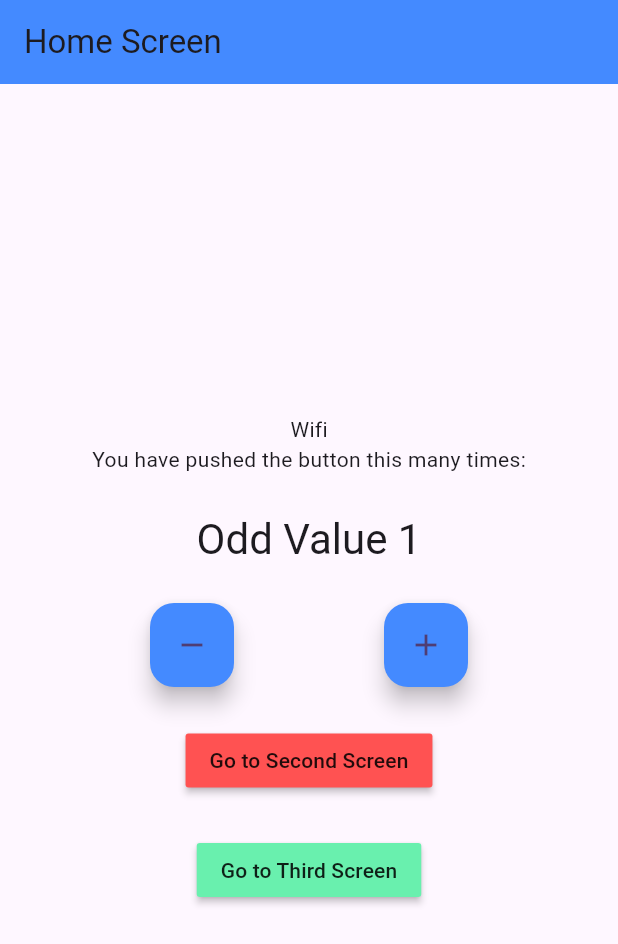
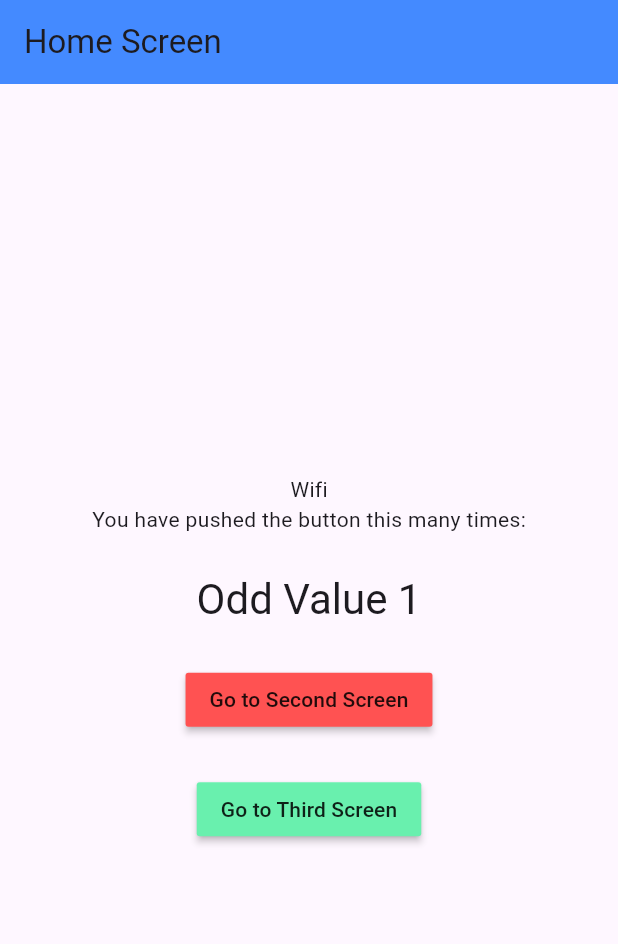
Before and after one commit to ZakwanIbrahim3321/flutter_bloc_concepts, a Flutter app: the screen it shows after launch, on a phone screen of 412 x 824 dp. Shown: the top 944 px of the screen. Run offline on Flutter 3.47's test engine with Material 2 defaults, Android fonts, the phone set to English and light mode, and no system bars; our stand-ins replace connectivity_plus, equatable, flutter_bloc.

```diff
--- a/lib/logic/cubit/counter_cubit.dart
+++ b/lib/logic/cubit/counter_cubit.dart
@@ -1,40 +1,12 @@
-import 'dart:async';
-
-import 'package:bloc_concept/constants/enums.dart';
 import 'package:bloc_concept/logic/cubit/counter_state.dart';
-import 'package:bloc_concept/logic/cubit/internet_cubit.dart';
 import 'package:flutter_bloc/flutter_bloc.dart';
 
 class CounterCubit extends Cubit<CounterState> {
-  final InternetCubit internetCubit;
-  late StreamSubscription internetStreamSubscription;
-
-  CounterCubit({required this.internetCubit})
-      : super(const CounterState(counterValue: 0)) {
-    monitorInternetCubit();
-  }
-
-  void monitorInternetCubit() {
-    internetStreamSubscription = internetCubit.stream.listen((internetState) {
-      if (internetState is InternetConnected &&
-          internetState.connectionType == ConnectionType.wifi) {
-        increment();
-      } else if (internetState is InternetConnected &&
-          internetState.connectionType == ConnectionType.mobile) {
-        decrement();
-      }
-    });
-  }
+  CounterCubit() : super(const CounterState(counterValue: 0));
 
   void increment() => emit(
       CounterState(counterValue: state.counterValue + 1, wasIncremented: true));
 
   void decrement() => emit(CounterState(
       counterValue: state.counterValue - 1, wasIncremented: false));
-
-  @override
-  Future<void> close() {
-    internetStreamSubscription.cancel();
-    return super.close();
-  }
 }
--- a/lib/presentation/screens/home_screen.dart
+++ b/lib/presentation/screens/home_screen.dart
@@ -21,7 +21,17 @@ class HomeScreen extends StatefulWidget {
 class _HomeScreenState extends State<HomeScreen> {
   @override
   Widget build(BuildContext context) {
-    return Scaffold(
+    return BlocListener<InternetCubit, InternetState>(
+      listener: (context, state) {
+        if (state is InternetConnected &&
+            state.connectionType == ConnectionType.wifi) {
+          BlocProvider.of<CounterCubit>(context).increment();
+        } else if (state is InternetConnected &&
+            state.connectionType == ConnectionType.mobile) {
+          BlocProvider.of<CounterCubit>(context).decrement();
+        }
+      },
+      child: Scaffold(
         appBar: AppBar(
           backgroundColor: widget.color,
           title: Text(widget.title),
@@ -90,32 +100,32 @@ class _HomeScreenState extends State<HomeScreen> {
               const SizedBox(
                 height: 25,
               ),
-            Row(
-              mainAxisAlignment: MainAxisAlignment.spaceEvenly,
-              children: [
-                FloatingActionButton(
-                  backgroundColor: widget.color,
-                  heroTag: "btn1",
-                  onPressed: () {
-                    BlocProvider.of<CounterCubit>(context).decrement();
-                  },
-                  tooltip: 'Decrement',
-                  child: const Icon(Icons.remove),
-                ),
-                FloatingActionButton(
-                  backgroundColor: widget.color,
-                  heroTag: "btn2",
-                  onPressed: () {
-                    BlocProvider.of<CounterCubit>(context).increment();
-                  },
-                  tooltip: 'Increment',
-                  child: const Icon(Icons.add),
-                )
-              ],
-            ),
-            const SizedBox(
-              height: 25,
-            ),
+              // Row(
+              //   mainAxisAlignment: MainAxisAlignment.spaceEvenly,
+              //   children: [
+              //     FloatingActionButton(
+              //       backgroundColor: widget.color,
+              //       heroTag: "btn1",
+              //       onPressed: () {
+              //         BlocProvider.of<CounterCubit>(context).decrement();
+              //       },
+              //       tooltip: 'Decrement',
+              //       child: const Icon(Icons.remove),
+              //     ),
+              //     FloatingActionButton(
+              //       backgroundColor: widget.color,
+              //       heroTag: "btn2",
+              //       onPressed: () {
+              //         BlocProvider.of<CounterCubit>(context).increment();
+              //       },
+              //       tooltip: 'Increment',
+              //       child: const Icon(Icons.add),
+              //     )
+              //   ],
+              // ),
+              // const SizedBox(
+              //   height: 25,
+              // ),
               MaterialButton(
                 onPressed: () {
                   Navigator.of(context).pushNamed('/second');
@@ -140,6 +150,7 @@ class _HomeScreenState extends State<HomeScreen> {
             ],
           ),
         ),
+      ),
     );
   }
 }
```
Lines whose indentation alone changed are shown as unchanged.
